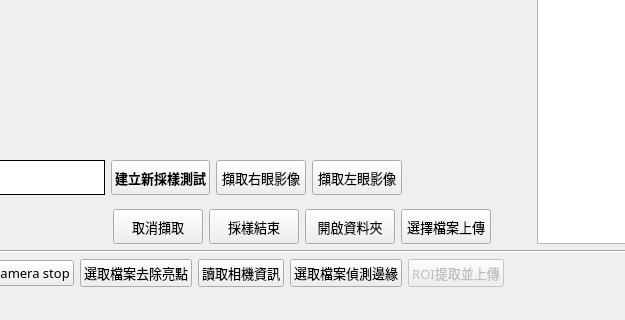
This is mainwindow.ui in Joya-Chen/eyeT as Qt 5 draws it before an edit; both pictures show x 212 to 837 and y 607 to 927 of the 1208 by 927 pixel window. The edited form follows.
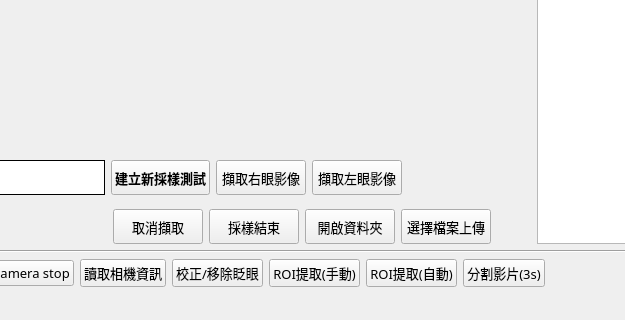
This is the edited form. Icons and pictures are not drawn.

Commit message: add ROI tracking and video segment batch upload and auto insert excel

```diff
--- a/mainwindow.ui
+++ b/mainwindow.ui
@@ -681,22 +681,6 @@
           </property>
          </widget>
         </item>
-        <item>
-         <widget class="QPushButton" name="btnVideoSeltoNolight">
-          <property name="enabled">
-           <bool>true</bool>
-          </property>
-          <property name="font">
-           <font>
-            <family>微軟正黑體</family>
-            <pointsize>10</pointsize>
-           </font>
-          </property>
-          <property name="text">
-           <string>選取檔案去除亮點</string>
-          </property>
-         </widget>
-        </item>
         <item>
          <widget class="QPushButton" name="btnVideoSetting">
           <property name="enabled">
@@ -714,7 +698,7 @@
          </widget>
         </item>
         <item>
-         <widget class="QPushButton" name="btnVideoSeltoCanny">
+         <widget class="QPushButton" name="btnVideoSelTest">
           <property name="enabled">
            <bool>true</bool>
           </property>
@@ -725,14 +709,14 @@
            </font>
           </property>
           <property name="text">
-           <string>選取檔案偵測邊緣</string>
+           <string>校正/移除眨眼</string>
           </property>
          </widget>
         </item>
         <item>
          <widget class="QPushButton" name="btnROINUpload">
           <property name="enabled">
-           <bool>false</bool>
+           <bool>true</bool>
           </property>
           <property name="font">
            <font>
@@ -740,7 +724,41 @@
            </font>
           </property>
           <property name="text">
-           <string>ROI提取並上傳</string>
+           <string>ROI提取(手動)</string>
+          </property>
+         </widget>
+        </item>
+        <item>
+         <widget class="QPushButton" name="btn_roiAuto">
+          <property name="minimumSize">
+           <size>
+            <width>0</width>
+            <height>0</height>
+           </size>
+          </property>
+          <property name="font">
+           <font>
+            <pointsize>10</pointsize>
+           </font>
+          </property>
+          <property name="text">
+           <string>ROI提取(自動)</string>
+          </property>
+         </widget>
+        </item>
+        <item>
+         <widget class="QPushButton" name="btnVideoSeltoCanny">
+          <property name="enabled">
+           <bool>true</bool>
+          </property>
+          <property name="font">
+           <font>
+            <family>微軟正黑體</family>
+            <pointsize>10</pointsize>
+           </font>
+          </property>
+          <property name="text">
+           <string>分割影片(3s)</string>
           </property>
          </widget>
         </item>
```
The commit also changes 18 other files.
